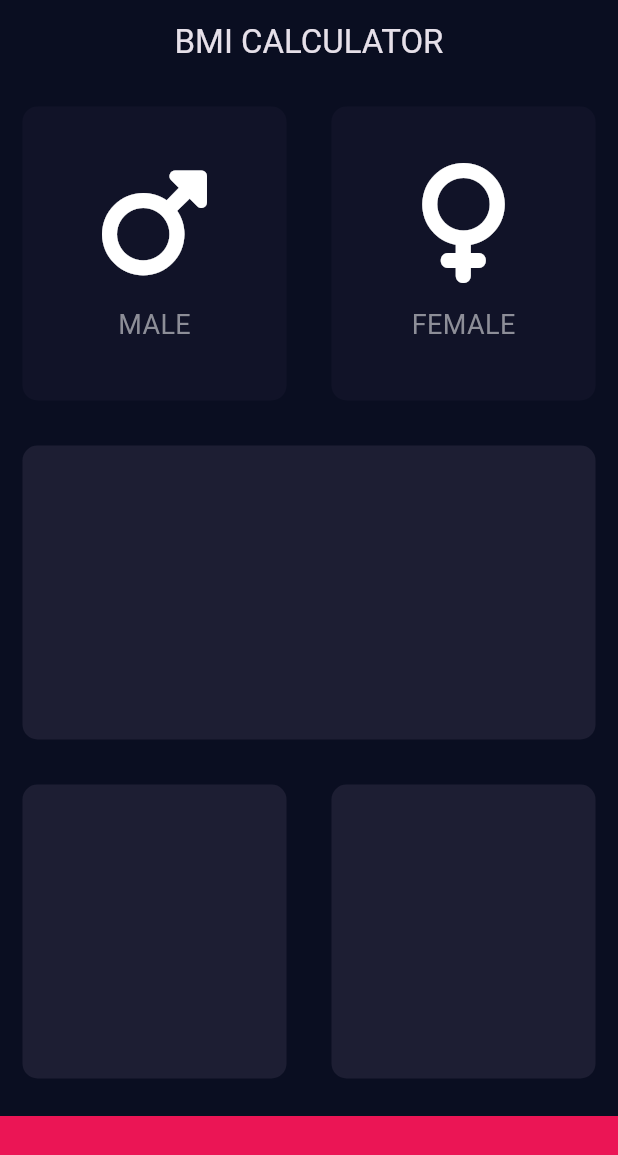
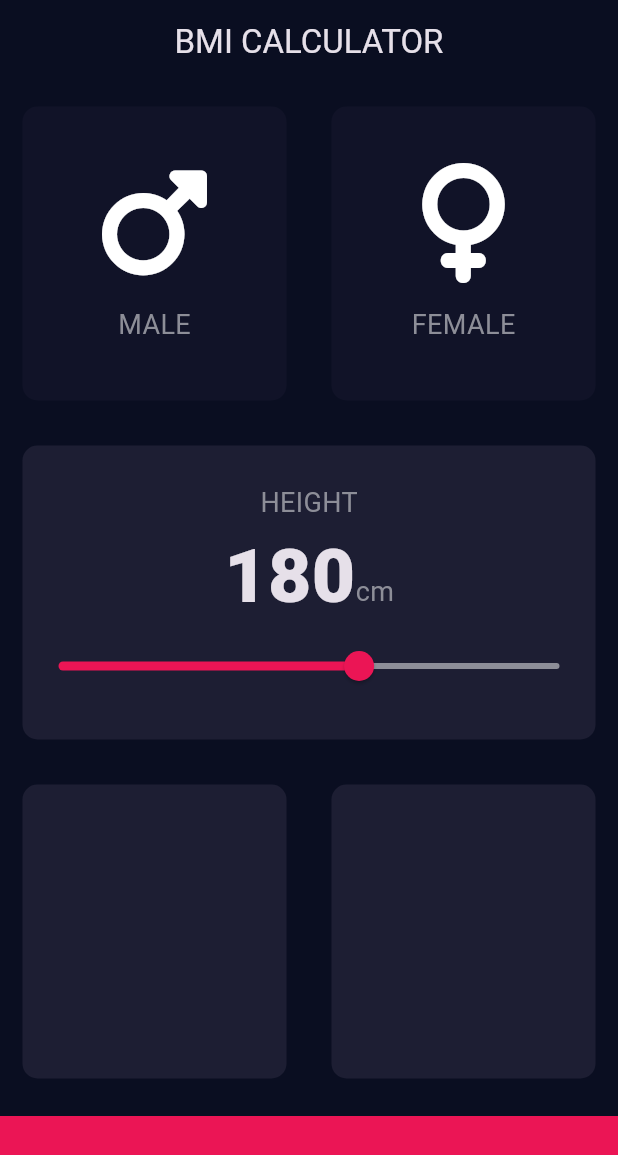
Before and after one commit to otabekinha/flutter_bmi_calculator, a Flutter app: the screen it shows after launch, on a phone screen of 412 x 824 dp. Shown: the top 1155 px of the screen. Run offline on Flutter 3.47's test engine with Material 3 defaults, Android fonts, the phone set to English and light mode, and no system bars; our stand-ins replace font_awesome_flutter.

Commit message:
Added Slider and customized it

```diff
--- /dev/null
+++ b/lib/constants.dart
@@ -0,0 +1,16 @@
+import 'package:flutter/material.dart';
+
+const bottomContainerHeight = 80.0;
+const bottomContainerColor = Color(0xFFEB1555);
+const activeCardColor = Color(0xFF1D1E33);
+const inactiveCardColor = Color(0xFF111328);
+
+const labelTextStyle = TextStyle(
+  fontSize: 18.0,
+  color: Color(0xFF8D8E98),
+);
+
+const numberTextStyle = TextStyle(
+  fontSize: 50.0,
+  fontWeight: FontWeight.w900,
+);
--- a/lib/icon_content.dart
+++ b/lib/icon_content.dart
@@ -1,18 +1,16 @@
+import 'package:bmi_calculator/constants.dart';
 import 'package:flutter/material.dart';
 
-const labelTextStyle = TextStyle(
-  fontSize: 18.0,
-  color: Color(0xFF8D8E98),
-);
+
 
 class IconContent extends StatelessWidget {
   final IconData? customIcon;
   final String? customText;
   const IconContent({
-    Key? key,
+    super.key,
     this.customIcon,
     this.customText,
-  }) : super(key: key);
+  });
 
   @override
   Widget build(BuildContext context) {
--- a/lib/input_page.dart
+++ b/lib/input_page.dart
@@ -1,12 +1,8 @@
+import 'package:bmi_calculator/constants.dart';
 import 'package:bmi_calculator/icon_content.dart';
 import 'package:bmi_calculator/reusable_card.dart';
 import 'package:flutter/material.dart';
 import 'package:font_awesome_flutter/font_awesome_flutter.dart';
-
-const bottomContainerHeight = 80.0;
-const bottomContainerColor = Color(0xFFEB1555);
-const activeCardColor = Color(0xFF1D1E33);
-const inactiveCardColor = Color(0xFF111328);
 
 enum Gender {
   male,
@@ -22,6 +18,7 @@ class InputPage extends StatefulWidget {
 
 class _InputPageState extends State<InputPage> {
   Gender? selectedGender;
+  int height = 180;
 
   @override
   Widget build(BuildContext context) {
@@ -31,18 +28,18 @@ class _InputPageState extends State<InputPage> {
         centerTitle: true,
       ),
       body: Column(
+        crossAxisAlignment: CrossAxisAlignment.stretch,
         children: [
           Expanded(
             child: Row(
               children: [
                 Expanded(
-                  child: GestureDetector(
-                    onTap: () {
+                  child: ReusableCard(
+                    onPress: () {
                       setState(() {
                         selectedGender = Gender.male;
                       });
                     },
-                    child: ReusableCard(
                     customColor: selectedGender == Gender.male
                         ? activeCardColor
                         : inactiveCardColor,
@@ -52,15 +49,13 @@ class _InputPageState extends State<InputPage> {
                     ),
                   ),
                 ),
-                ),
                 Expanded(
-                  child: GestureDetector(
-                    onTap: () {
+                  child: ReusableCard(
+                    onPress: () {
                       setState(() {
                         selectedGender = Gender.female;
                       });
                     },
-                    child: ReusableCard(
                     customColor: selectedGender == Gender.female
                         ? activeCardColor
                         : inactiveCardColor,
@@ -70,12 +65,49 @@ class _InputPageState extends State<InputPage> {
                     ),
                   ),
                 ),
+              ],
+            ),
+          ),
+          Expanded(
+            child: ReusableCard(
+              customColor: activeCardColor,
+              cardChild: Column(
+                mainAxisAlignment: MainAxisAlignment.center,
+                children: [
+                  const Text(
+                    'HEIGHT',
+                    style: labelTextStyle,
+                  ),
+                  Row(
+                    mainAxisAlignment: MainAxisAlignment.center,
+                    crossAxisAlignment: CrossAxisAlignment.baseline,
+                    textBaseline: TextBaseline.alphabetic,
+                    children: [
+                      Text(
+                        height.toString(),
+                        style: numberTextStyle,
+                      ),
+                      const Text(
+                        'cm',
+                        style: labelTextStyle,
+                      ),
+                    ],
+                  ),
+                  Slider(
+                    activeColor: Color(0xFFEB1555),
+                    inactiveColor: Color(0xFF8D8E98),
+                    value: height.toDouble(),
+                    min: 120.0,
+                    max: 220.0,
+                    onChanged: (double newValue) {
+                      setState(() {
+                        height = newValue.round();
+                      });
+                    },
                   ),
                 ],
               ),
             ),
-          const Expanded(
-            child: ReusableCard(customColor: activeCardColor),
           ),
           const Expanded(
             child: Row(
--- a/lib/reusable_card.dart
+++ b/lib/reusable_card.dart
@@ -5,20 +5,25 @@ class ReusableCard extends StatelessWidget {
     super.key,
     required this.customColor,
     this.cardChild,
+    this.onPress,
   });
 
   final Color customColor;
   final Widget? cardChild;
+  final Function()? onPress;
 
   @override
   Widget build(BuildContext context) {
-    return Container(
-      margin: const EdgeInsets.all(15.0),
-      decoration: BoxDecoration(
-        color: customColor,
-        borderRadius: BorderRadius.circular(10),
+    return GestureDetector(
+      onTap: onPress,
+      child: Container(
+        margin: const EdgeInsets.all(15.0),
+        decoration: BoxDecoration(
+          color: customColor,
+          borderRadius: BorderRadius.circular(10),
+        ),
+        child: cardChild,
       ),
-      child: cardChild,
     );
   }
 }
```
Also changed, not shown: 1 other file. Lines whose indentation alone changed are shown as unchanged.
